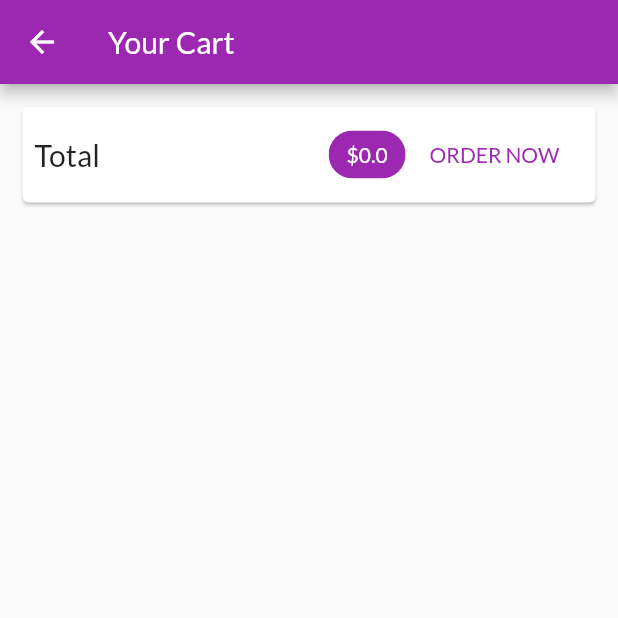
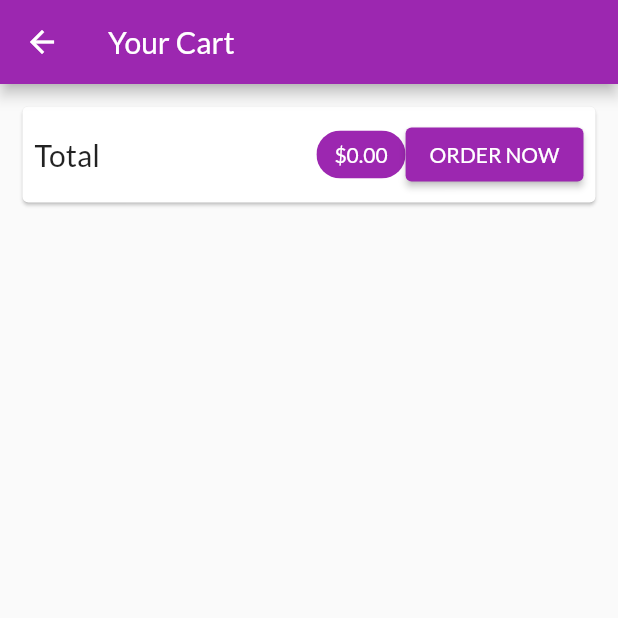
Before and after one commit to jvillarreal2016/Shopping_App, a Flutter app: the CartScreen screen opened by its route, after a tap on "ORDER NOW", on a phone screen of 412 x 824 dp, the top half of it. Run offline on Flutter 3.47's test engine with Material 2 defaults, Android fonts, the phone set to English and light mode, and no system bars; network calls fail.

Commit message:
fixed imgaes bug

```diff
--- a/lib/providers/cart.dart
+++ b/lib/providers/cart.dart
@@ -39,11 +39,12 @@ class Cart with ChangeNotifier {
     String title,
   ) {
     if (_items.containsKey(productId)) {
+      // change quantity...
       _items.update(
         productId,
         (existingCartItem) => CartItem(
               id: existingCartItem.id,
-          title: title,
+              title: existingCartItem.title,
               price: existingCartItem.price,
               quantity: existingCartItem.quantity + 1,
             ),
--- a/lib/providers/orders.dart
+++ b/lib/providers/orders.dart
@@ -20,7 +20,7 @@ class Orders with ChangeNotifier {
   List<OrderItem> _orders = [];
 
   List<OrderItem> get orders {
-    return [...orders];
+    return [..._orders];
   }
 
   void addOrder(List<CartItem> cartProducts, double total) {
--- a/lib/providers/product.dart
+++ b/lib/providers/product.dart
@@ -1,12 +1,11 @@
 import 'package:flutter/foundation.dart';
-import 'package:flutter/material.dart';
 
 class Product with ChangeNotifier {
   final String id;
   final String title;
   final String description;
   final double price;
-  final String imgURL;
+  final String imageUrl;
   bool isFavorite;
 
   Product({
@@ -14,7 +13,7 @@ class Product with ChangeNotifier {
     @required this.title,
     @required this.description,
     @required this.price,
-    @required this.imgURL,
+    @required this.imageUrl,
     this.isFavorite = false,
   });
 
--- a/lib/providers/products.dart
+++ b/lib/providers/products.dart
@@ -5,19 +5,18 @@ import './product.dart';
 class Products with ChangeNotifier {
   List<Product> _items = [
     Product(
-      id: 'p1',
-      title: 'Red Shirt',
-      description: 'A red shirt - it is pretty red!',
-      price: 29.99,
-      imgURL:
-          'https://cdn.pixabay.com/photo/2016/10/02/22/17/red-t-shirt-1710578_1280.jpg',
-    ),
+        id: 'p1',
+        title: 'Red Shirt',
+        description: 'A red shirt - it is pretty red!',
+        price: 29.99,
+        imageUrl:
+            'https://cdn11.bigcommerce.com/s-vsmfh/images/stencil/original/products/158/1359/RedShirt2__45891.1525213445.jpg?c=2&imbypass=on&imbypass=on'),
     Product(
       id: 'p2',
       title: 'Trousers',
       description: 'A nice pair of trousers.',
       price: 59.99,
-      imgURL:
+      imageUrl:
           'https://upload.wikimedia.org/wikipedia/commons/thumb/e/e8/Trousers%2C_dress_%28AM_1960.022-8%29.jpg/512px-Trousers%2C_dress_%28AM_1960.022-8%29.jpg',
     ),
     Product(
@@ -25,19 +24,19 @@ class Products with ChangeNotifier {
       title: 'Yellow Scarf',
       description: 'Warm and cozy - exactly what you need for the winter.',
       price: 19.99,
-      imgURL: 'https://live.staticflickr.com/4043/4438260868_cc79b3369d_z.jpg',
+      imageUrl:
+          'https://live.staticflickr.com/4043/4438260868_cc79b3369d_z.jpg',
     ),
     Product(
       id: 'p4',
       title: 'A Pan',
       description: 'Prepare any meal you want.',
       price: 49.99,
-      imgURL:
+      imageUrl:
           'https://upload.wikimedia.org/wikipedia/commons/thumb/1/14/Cast-Iron-Pan.jpg/1024px-Cast-Iron-Pan.jpg',
     ),
   ];
-
-  var _showFavoritesOnly = false;
+  // var _showFavoritesOnly = false;
 
   List<Product> get items {
     // if (_showFavoritesOnly) {
@@ -65,7 +64,7 @@ class Products with ChangeNotifier {
   // }
 
   void addProduct() {
-    //_items.add(value);
+    // _items.add(value);
     notifyListeners();
   }
 }
--- a/lib/screens/cart_screen.dart
+++ b/lib/screens/cart_screen.dart
@@ -3,6 +3,7 @@ import 'package:provider/provider.dart';
 
 import '../providers/cart.dart' show Cart;
 import '../widgets/cart_item.dart';
+import '../providers/orders.dart';
 
 class CartScreen extends StatelessWidget {
   static const routeName = '/cart';
@@ -25,47 +26,46 @@ class CartScreen extends StatelessWidget {
                 children: <Widget>[
                   Text(
                     'Total',
-                    style: TextStyle(
-                      fontSize: 20,
-                    ),
+                    style: TextStyle(fontSize: 20),
                   ),
                   Spacer(),
                   Chip(
                     label: Text(
-                      '\$${cart.totalAmount}',
+                      '\$${cart.totalAmount.toStringAsFixed(2)}',
                       style: TextStyle(
-                          color: Theme.of(context)
-                              .primaryTextTheme
-                              .titleMedium
-                              .color),
+                        color: Theme.of(context).primaryTextTheme.titleMedium.color,
+                      ),
                     ),
                     backgroundColor: Theme.of(context).primaryColor,
                   ),
-                  FlatButton(
-                    child: Text(
-                      'ORDER NOW',
-                    ),
-                    onPressed: () {},
-                    textColor: Theme.of(context).primaryColor,
-                  ),
+                  ElevatedButton(
+                    child: Text('ORDER NOW'),
+                    onPressed: () {
+                      Provider.of<Orders>(context, listen: false).addOrder(
+                        cart.items.values.toList(),
+                        cart.totalAmount,
+                      );
+                      cart.clear();
+                    },
+                    //textColor: Theme.of(context).primaryColor,
+                  )
                 ],
               ),
             ),
           ),
-          SizedBox(
-            height: 10,
-          ),
+          SizedBox(height: 10),
           Expanded(
             child: ListView.builder(
               itemCount: cart.items.length,
               itemBuilder: (ctx, i) => CartItem(
-                  cart.items.values.toList()[i].id,
-                  cart.items.values.toList()[i].id,
-                  cart.items.values.toList()[i].price,
-                  cart.items.values.toList()[i].quantity,
-                  cart.items.values.toList()[i].title),
+                    cart.items.values.toList()[i].id,
+                    cart.items.keys.toList()[i],
+                    cart.items.values.toList()[i].price,
+                    cart.items.values.toList()[i].quantity,
+                    cart.items.values.toList()[i].title,
+                  ),
             ),
-          ),
+          )
         ],
       ),
     );
--- /dev/null
+++ b/lib/screens/orders_screen.dart
@@ -0,0 +1,25 @@
+import 'package:flutter/material.dart';
+import 'package:provider/provider.dart';
+
+import '../providers/orders.dart' show Orders;
+import '../widgets/order_item.dart';
+import '../widgets/app_drawer.dart';
+
+class OrdersScreen extends StatelessWidget {
+  static const routeName = '/orders';
+
+  @override
+  Widget build(BuildContext context) {
+    final orderData = Provider.of<Orders>(context);
+    return Scaffold(
+      appBar: AppBar(
+        title: Text('Your Orders'),
+      ),
+      drawer: AppDrawer(),
+      body: ListView.builder(
+        itemCount: orderData.orders.length,
+        itemBuilder: (ctx, i) => OrderItem(orderData.orders[i]),
+      ),
+    );
+  }
+}
--- a/lib/widgets/badge.dart
+++ b/lib/widgets/badge.dart
@@ -26,9 +26,7 @@ class Badge extends StatelessWidget {
             // color: Theme.of(context).accentColor,
             decoration: BoxDecoration(
               borderRadius: BorderRadius.circular(10.0),
-              color: color != null
-                  ? color
-                  : Theme.of(context).secondaryHeaderColor,
+              color: color != null ? color : Theme.of(context).secondaryHeaderColor,
             ),
             constraints: BoxConstraints(
               minWidth: 16,
--- a/lib/widgets/cart_item.dart
+++ b/lib/widgets/cart_item.dart
@@ -57,7 +57,7 @@ class CartItem extends StatelessWidget {
               ),
             ),
             title: Text(title),
-            subtitle: Text('Total: \$${price * quantity}'),
+            subtitle: Text('Total: \$${(price * quantity)}'),
             trailing: Text('$quantity x'),
           ),
         ),
--- /dev/null
+++ b/lib/widgets/order_item.dart
@@ -0,0 +1,74 @@
+import 'dart:math';
+
+import 'package:flutter/material.dart';
+import 'package:intl/intl.dart';
+
+import '../providers/orders.dart' as ord;
+
+class OrderItem extends StatefulWidget {
+  final ord.OrderItem order;
+
+  OrderItem(this.order);
+
+  @override
+  _OrderItemState createState() => _OrderItemState();
+}
+
+class _OrderItemState extends State<OrderItem> {
+  var _expanded = false;
+
+  @override
+  Widget build(BuildContext context) {
+    return Card(
+      margin: EdgeInsets.all(10),
+      child: Column(
+        children: <Widget>[
+          ListTile(
+            title: Text('\$${widget.order.amount}'),
+            subtitle: Text(
+              DateFormat('dd/MM/yyyy hh:mm').format(widget.order.dateTime),
+            ),
+            trailing: IconButton(
+              icon: Icon(_expanded ? Icons.expand_less : Icons.expand_more),
+              onPressed: () {
+                setState(() {
+                  _expanded = !_expanded;
+                });
+              },
+            ),
+          ),
+          if (_expanded)
+            Container(
+              padding: EdgeInsets.symmetric(horizontal: 15, vertical: 4),
+              height: min(widget.order.products.length * 20.0 + 10, 100),
+              child: ListView(
+                children: widget.order.products
+                    .map(
+                      (prod) => Row(
+                            mainAxisAlignment: MainAxisAlignment.spaceBetween,
+                            children: <Widget>[
+                              Text(
+                                prod.title,
+                                style: TextStyle(
+                                  fontSize: 18,
+                                  fontWeight: FontWeight.bold,
+                                ),
+                              ),
+                              Text(
+                                '${prod.quantity}x \$${prod.price}',
+                                style: TextStyle(
+                                  fontSize: 18,
+                                  color: Colors.grey,
+                                ),
+                              )
+                            ],
+                          ),
+                    )
+                    .toList(),
+              ),
+            )
+        ],
+      ),
+    );
+  }
+}
```
Also changed, not shown: lib/main.dart (+7 -6 lines), lib/screens/product_detail_screen.dart (+7 -9 lines), lib/screens/products_overview_screen.dart (+6 -3 lines), lib/widgets/app_drawer.dart (added, +36 -0 lines), lib/widgets/product_item.dart (+7 -6 lines), lib/widgets/products_grid.dart (+5 -4 lines), 1 other file. Lines whose indentation alone changed are shown as unchanged.
